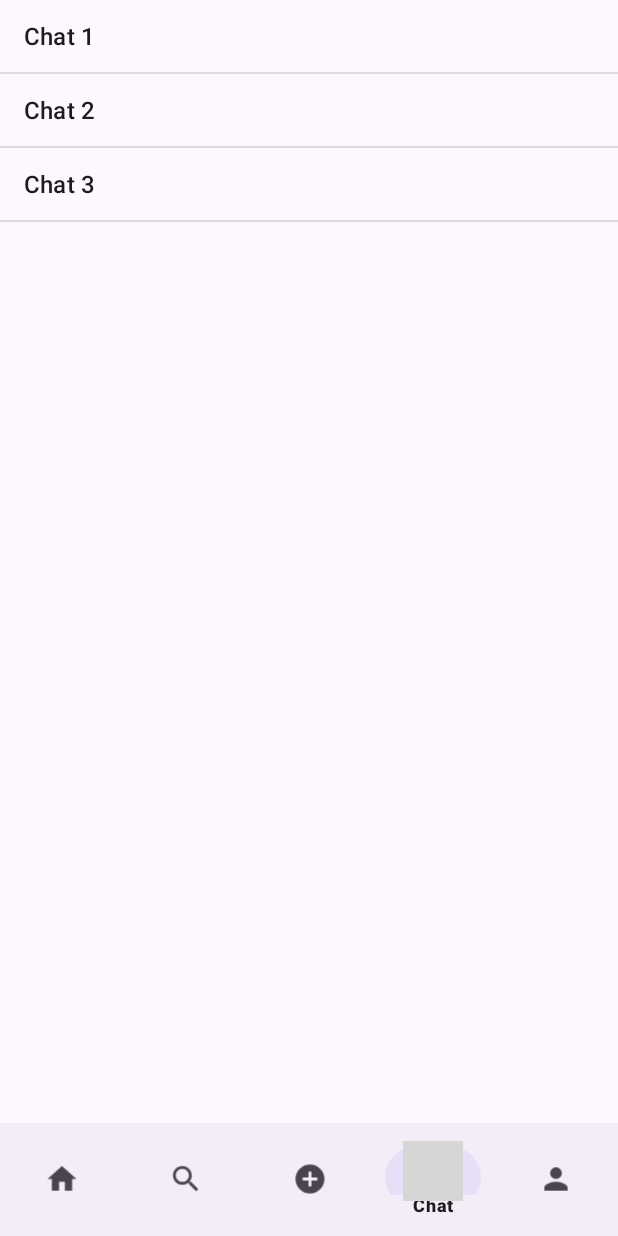
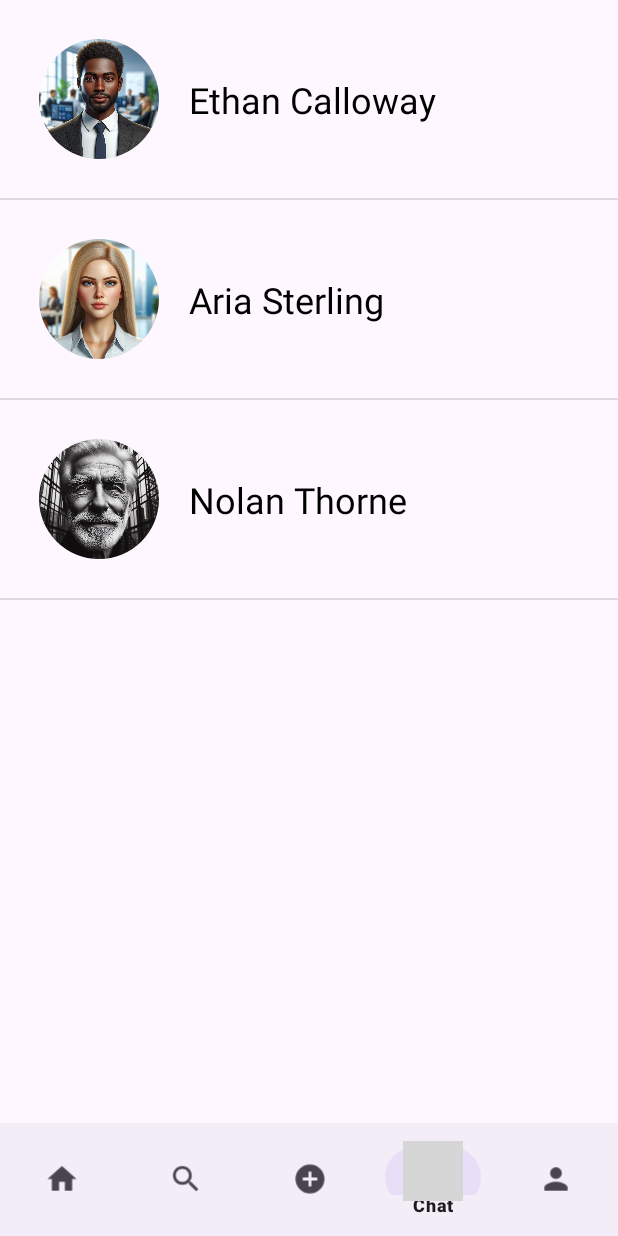
Before and after one commit to nesterovskd/ViennaLostAndFound, an Android app: the screen it shows after launch (MainActivity), item 4 of the bottom bar chosen, on a phone screen of 412 x 824 dp. Run offline under Robolectric (Android 15) with nearby library versions, the light colour scheme and no system bars; grey boxes are pictures that could not be loaded.

Commit message:
update MainActivity.java, ChatActivity.java and ChatOverviewFragment.java, add User.java and UserAdapter.java

```diff
--- a/app/src/main/AndroidManifest.xml
+++ b/app/src/main/AndroidManifest.xml
@@ -13,7 +13,7 @@
         android:theme="@style/Theme.ViennaLostAndFound"
         tools:targetApi="31">
         <activity
-            android:name=".ChatActivity"
+            android:name=".chat.ChatActivity"
             android:exported="false" />
         <activity
             android:name=".MainActivity"
--- a/app/src/main/java/at/ac/univie/hci/viennalostandfound/MainActivity.java
+++ b/app/src/main/java/at/ac/univie/hci/viennalostandfound/MainActivity.java
@@ -8,6 +8,8 @@ import androidx.appcompat.app.AppCompatActivity;
 import android.view.MenuItem;
 
 import com.google.android.material.bottomnavigation.BottomNavigationView;
+
+import at.ac.univie.hci.viennalostandfound.chat.ChatOverviewFragment;
 
 public class MainActivity extends AppCompatActivity implements BottomNavigationView.OnNavigationItemSelectedListener {
 
@@ -33,7 +35,7 @@ public class MainActivity extends AppCompatActivity implements BottomNavigationV
                 // Add Home Screen Fragment
                 return true;
 
-                // Add missing screens
+            // Add missing screens here
 
             case R.id.chat:
                 getSupportFragmentManager()
--- a/app/src/main/java/at/ac/univie/hci/viennalostandfound/ChatOverviewFragment.java
+++ b/app/src/main/java/at/ac/univie/hci/viennalostandfound/chat/ChatOverviewFragment.java
@@ -1,4 +1,4 @@
-package at.ac.univie.hci.viennalostandfound;
+package at.ac.univie.hci.viennalostandfound.chat;
 
 import android.content.Intent;
 import android.os.Bundle;
@@ -9,12 +9,15 @@ import androidx.fragment.app.Fragment;
 import android.view.LayoutInflater;
 import android.view.View;
 import android.view.ViewGroup;
-import android.widget.ArrayAdapter;
 import android.widget.ListView;
 
 import java.util.ArrayList;
 import java.util.Arrays;
 import java.util.List;
+
+import at.ac.univie.hci.viennalostandfound.R;
+import at.ac.univie.hci.viennalostandfound.user.User;
+import at.ac.univie.hci.viennalostandfound.user.UserAdapter;
 
 public class ChatOverviewFragment extends Fragment {
 
@@ -33,18 +36,29 @@ public class ChatOverviewFragment extends Fragment {
         super.onViewCreated(view, savedInstanceState);
 
         ListView chatsList = view.findViewById(R.id.chats_list);
-        List<String> dummyChats = new ArrayList<>(Arrays.asList("Chat 1", "Chat 2", "Chat 3"));
-        ArrayAdapter<String> adapter = new ArrayAdapter<>(requireContext(), android.R.layout.simple_list_item_1, dummyChats);
+
+        // Add users
+        List<User> usersList = new ArrayList<>(
+                Arrays.asList(
+                        new User("Ethan Calloway", R.drawable.user2),
+                        new User("Aria Sterling", R.drawable.user1),
+                        new User("Nolan Thorne", R.drawable.user3)
+                )
+        );
+        UserAdapter adapter = new UserAdapter(requireContext(), usersList);
         chatsList.setAdapter(adapter);
 
         chatsList.setOnItemClickListener((parent, view1, position, id) -> {
             Intent intent = new Intent(getActivity(), ChatActivity.class);
 
-            // Set chatId
-            intent.putExtra("chatId", "Chat " + position+1);
+            // Pass chat ID
+            intent.putExtra("chatId", String.valueOf(position));
 
-            // Set chatName
-            intent.putExtra("chatName", dummyChats.get(position));
+            // Pass name of the chat
+            intent.putExtra("chatName", usersList.get(position).getName());
+
+            // Pass the profile picture ID
+            intent.putExtra("profilePictureId", usersList.get(position).getProfilePictureId());
 
             startActivity(intent);
         });
--- /dev/null
+++ b/app/src/main/java/at/ac/univie/hci/viennalostandfound/user/User.java
@@ -0,0 +1,19 @@
+package at.ac.univie.hci.viennalostandfound.user;
+
+public class User {
+    private final String name;
+    private final int profilePictureId;
+
+    public User(String name, int profilePictureId) {
+        this.name = name;
+        this.profilePictureId = profilePictureId;
+    }
+
+    public String getName() {
+        return name;
+    }
+
+    public int getProfilePictureId() {
+        return profilePictureId;
+    }
+}
--- /dev/null
+++ b/app/src/main/java/at/ac/univie/hci/viennalostandfound/user/UserAdapter.java
@@ -0,0 +1,44 @@
+package at.ac.univie.hci.viennalostandfound.user;
+
+import android.content.Context;
+import android.view.LayoutInflater;
+import android.view.View;
+import android.view.ViewGroup;
+import android.widget.ArrayAdapter;
+import android.widget.ImageView;
+import android.widget.TextView;
+
+import androidx.annotation.NonNull;
+
+import java.util.List;
+
+import at.ac.univie.hci.viennalostandfound.R;
+
+public class UserAdapter extends ArrayAdapter<User> {
+    private final Context context;
+    private final List<User> usersList;
+    public UserAdapter(@NonNull Context context, List<User> usersList) {
+        super(context, R.layout.item_user, usersList);
+        this.context = context;
+        this.usersList = usersList;
+    }
+
+    @NonNull
+    @Override
+    public View getView(int position, View convertView, @NonNull ViewGroup parent) {
+        if (convertView == null) {
+            convertView = LayoutInflater.from(context).inflate(R.layout.item_user, parent, false);
+        }
+
+        User user = getItem(position);
+        ImageView profilePicture = convertView.findViewById(R.id.profile_picture);
+        TextView chatName = convertView.findViewById(R.id.chat_name);
+
+        if (user != null) {
+            profilePicture.setImageResource(user.getProfilePictureId());
+            chatName.setText(user.getName());
+        }
+
+        return convertView;
+    }
+}
--- a/app/src/main/res/layout/fragment_chat_overview.xml
+++ b/app/src/main/res/layout/fragment_chat_overview.xml
@@ -3,7 +3,7 @@
     xmlns:tools="http://schemas.android.com/tools"
     android:layout_width="match_parent"
     android:layout_height="match_parent"
-    tools:context=".ChatOverviewFragment">
+    tools:context=".chat.ChatOverviewFragment">
 
     <ListView
         android:id="@+id/chats_list"
--- /dev/null
+++ b/app/src/main/res/layout/item_user.xml
@@ -0,0 +1,34 @@
+<?xml version="1.0" encoding="utf-8"?>
+<androidx.constraintlayout.widget.ConstraintLayout xmlns:android="http://schemas.android.com/apk/res/android"
+    xmlns:app="http://schemas.android.com/apk/res-auto"
+    android:layout_width="match_parent"
+    android:layout_height="wrap_content"
+    android:padding="10dp">
+
+    <com.google.android.material.imageview.ShapeableImageView
+        android:id="@+id/profile_picture"
+        android:layout_width="80dp"
+        android:layout_height="80dp"
+        android:layout_marginStart="16dp"
+        android:layout_marginTop="16dp"
+        android:layout_marginBottom="16dp"
+        android:background="@color/white"
+        app:shapeAppearanceOverlay="@style/circleImageView"
+        app:srcCompat="@drawable/ic_profile_foreground"
+        app:layout_constraintStart_toStartOf="parent"
+        app:layout_constraintTop_toTopOf="parent"
+        app:layout_constraintBottom_toBottomOf="parent" />
+
+    <TextView
+        android:id="@+id/chat_name"
+        android:layout_width="0dp"
+        android:layout_height="wrap_content"
+        android:textSize="24sp"
+        android:textColor="@android:color/black"
+        app:layout_constraintTop_toTopOf="@+id/profile_picture"
+        app:layout_constraintStart_toEndOf="@+id/profile_picture"
+        app:layout_constraintEnd_toEndOf="parent"
+        app:layout_constraintBottom_toBottomOf="@+id/profile_picture"
+        android:layout_marginStart="20dp"/>
+
+</androidx.constraintlayout.widget.ConstraintLayout>
--- a/app/src/main/res/values/styles.xml
+++ b/app/src/main/res/values/styles.xml
@@ -7,4 +7,9 @@
         <item name="colorPrimaryDark">@color/black</item>
         <item name="colorAccent">@color/blue</item>
     </style>
+
+    <style name="circleImageView">
+        <item name="cornerFamily">rounded</item>
+        <item name="cornerSize">50%</item>
+    </style>
 </resources>
```
Also changed, not shown: app/src/main/java/at/ac/univie/hci/viennalostandfound/chat/ChatActivity.java (renamed from app/src/main/java/at/ac/univie/hci/viennalostandfound/ChatActivity.java, +10 -2 lines), app/src/main/res/layout/activity_chat.xml (+30 -14 lines), app/src/main/res/drawable/user1.jpg (added), app/src/main/res/drawable/user2.jpg (added), app/src/main/res/drawable/user3.jpg (added).
